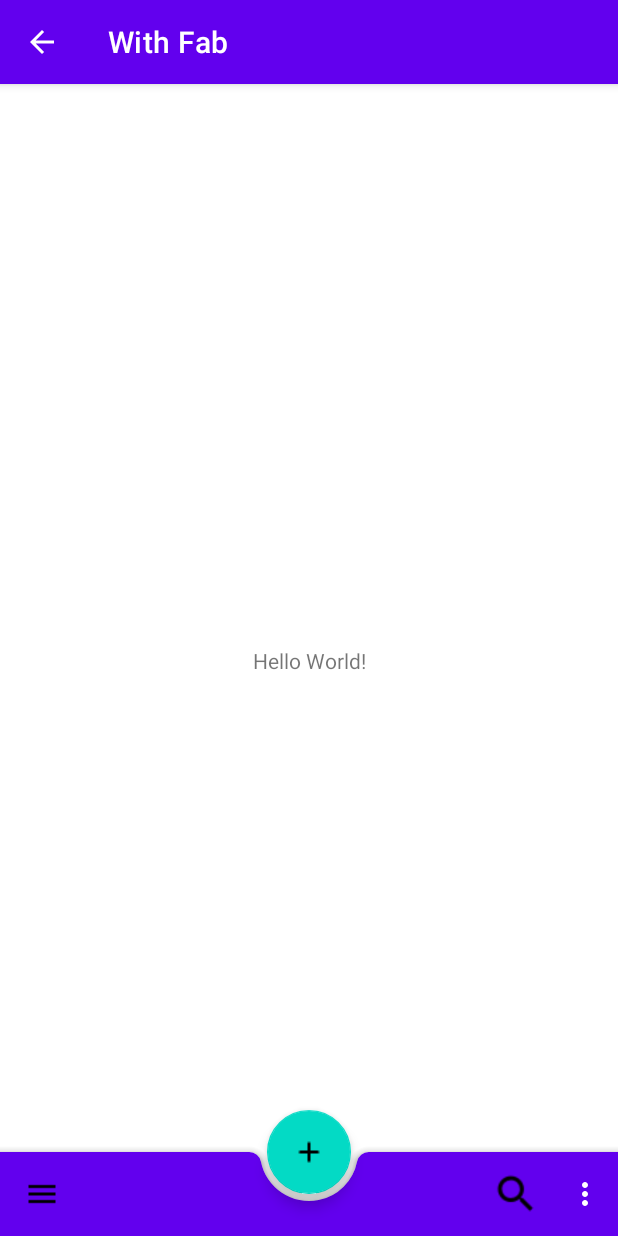
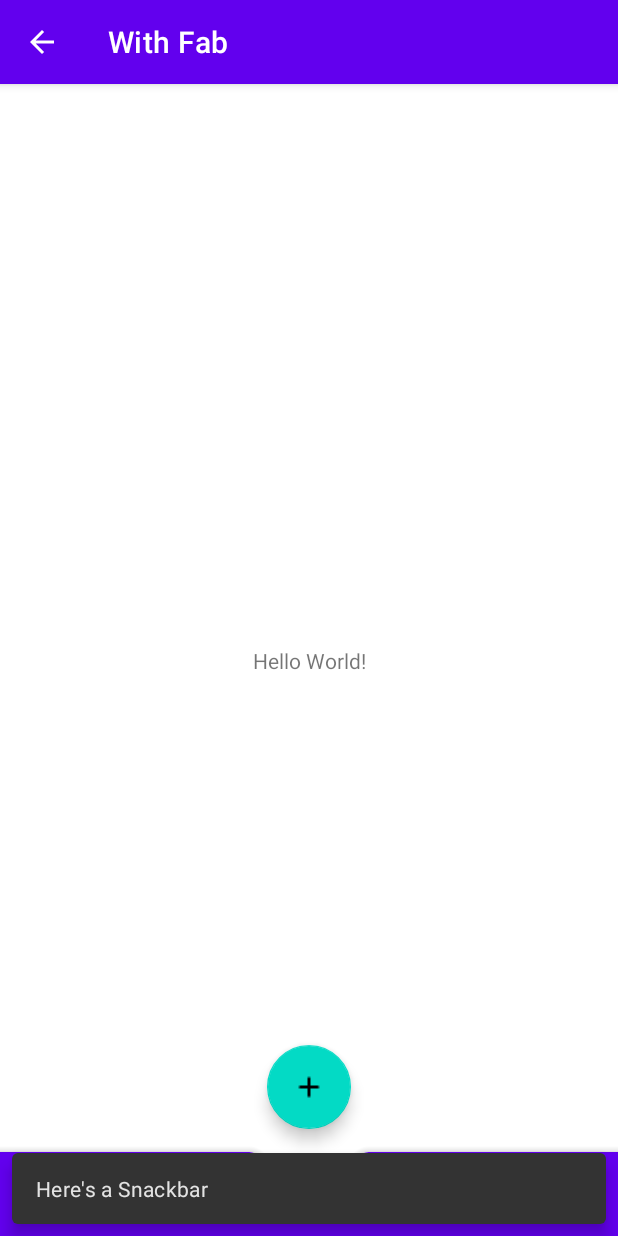
Before and after one commit to psomail/bz1, an Android app: the screen it shows after launch (MainActivity), after a tap on "search", on a phone screen of 412 x 824 dp. Run offline under Robolectric (Android 15) with nearby library versions, the phone set to English and light mode, and no system bars; 1 other tap on this screen came first.

Commit message:
snack fab

```diff
--- a/app/src/main/java/com/example/bz1/MainActivity.kt
+++ b/app/src/main/java/com/example/bz1/MainActivity.kt
@@ -2,16 +2,29 @@ package com.example.bz1
 
 import androidx.appcompat.app.AppCompatActivity
 import android.os.Bundle
+import android.view.View
+import com.google.android.material.snackbar.Snackbar
 
 class MainActivity : AppCompatActivity() {
+
     override fun onCreate(savedInstanceState: Bundle?) {
         super.onCreate(savedInstanceState)
         setContentView(R.layout.activity_main)
+
         init()
+
+
     }
 
     private fun init(){
         setUpToolbar()
+
+        val fab: View = findViewById(R.id.fab)
+        fab.setOnClickListener { view ->
+            Snackbar.make(view, "Here's a Snackbar", Snackbar.LENGTH_LONG)
+                .setAction("Action", null)
+                .show()
+        }
     }
 
     private fun setUpToolbar(){
```
